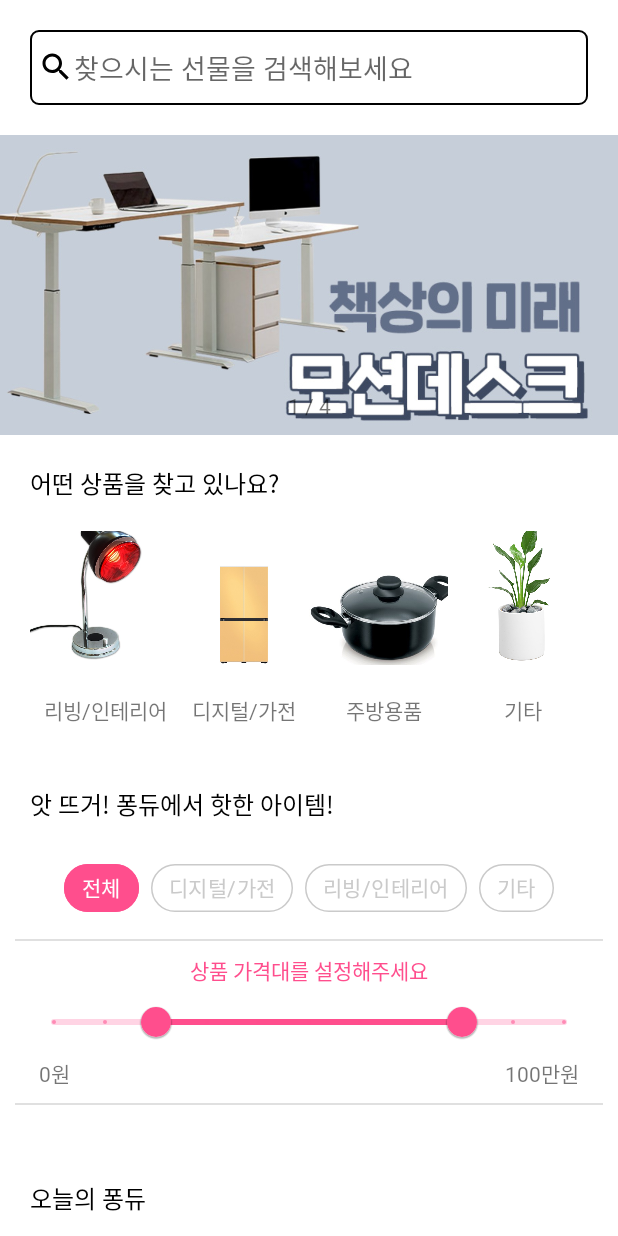
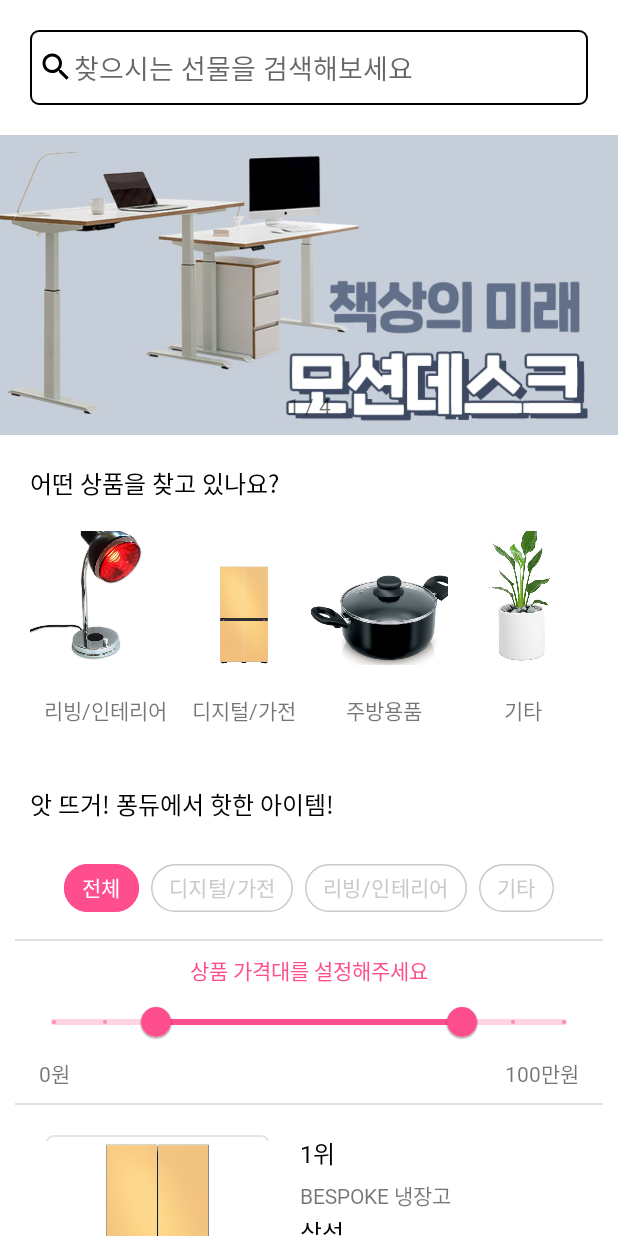
Before and after one commit to hojoJeong/Fondue, an Android app: the MainFragment screen opened directly, with no data from a screen before it, on a phone screen of 412 x 824 dp. Run offline under Robolectric (Android 15) with nearby library versions, the phone set to English and light mode, and no system bars; our stand-ins replace Dagger/Hilt's generated code, data binding; Roboto replaces fonts that are not available here.

Commit message:
feat: #3 랭킹 구현

```diff
--- /dev/null
+++ b/Android/FundYou/app/src/main/java/com/ssafy/fundyou/ProductItemAdapter.kt
@@ -0,0 +1,55 @@
+package com.ssafy.fundyou
+
+import android.view.LayoutInflater
+import android.view.View
+import android.view.ViewGroup
+import androidx.databinding.DataBindingUtil
+import androidx.recyclerview.widget.DiffUtil
+import androidx.recyclerview.widget.ListAdapter
+import androidx.recyclerview.widget.RecyclerView
+import com.ssafy.fundyou.databinding.ItemListProductBinding
+import com.ssafy.fundyou.domain.model.ProductItemlistModel
+import com.ssafy.fundyou.ui.MainFragment
+
+class ProductItemAdapter: ListAdapter<ProductItemlistModel, ProductItemAdapter.ProductItemViewHolder>(ProductDiffUtil()) {
+    class ProductItemViewHolder(val binding: ItemListProductBinding): RecyclerView.ViewHolder(binding.root){
+        fun bind(item: ProductItemlistModel, position: Int){
+            when(item.isFavorite){
+                true -> {
+                    binding.ivItemListProductFavorite.setImageResource(R.drawable.bg_favorite)
+                }
+                false -> {
+                    binding.ivItemListProductFavorite.setImageResource(R.drawable.bg_favorite_line)
+                }
+            }
+
+            with(binding){
+                tvItemListProductRanking.text = "${position+1}위"
+                this.product = item
+
+                if(!item.isAr){
+                    binding.btnItemListProductAr.visibility = View.GONE
+                }
+            }
+        }
+    }
+
+    override fun onCreateViewHolder(parent: ViewGroup, viewType: Int): ProductItemViewHolder {
+        val view = DataBindingUtil.inflate<ItemListProductBinding>(LayoutInflater.from(parent.context), R.layout.item_list_product, parent, false)
+        return ProductItemViewHolder(view)
+    }
+
+    override fun onBindViewHolder(holder: ProductItemViewHolder, position: Int) {
+        holder.bind(getItem(position), position)
+    }
+
+    class ProductDiffUtil : DiffUtil.ItemCallback<ProductItemlistModel>(){
+        override fun areItemsTheSame(oldItem: ProductItemlistModel, newItem: ProductItemlistModel): Boolean {
+            return oldItem.id == newItem.id
+        }
+
+        override fun areContentsTheSame(oldItem: ProductItemlistModel, newItem: ProductItemlistModel): Boolean {
+            return oldItem == newItem
+        }
+    }
+}
--- a/Android/FundYou/app/src/main/java/com/ssafy/fundyou/ui/MainFragment.kt
+++ b/Android/FundYou/app/src/main/java/com/ssafy/fundyou/ui/MainFragment.kt
@@ -14,13 +14,13 @@
 import androidx.databinding.DataBindingUtil
 import androidx.lifecycle.lifecycleScope
 import androidx.recyclerview.widget.GridLayoutManager
+import androidx.recyclerview.widget.LinearLayoutManager
+import androidx.recyclerview.widget.RecyclerView.LayoutManager
 import androidx.viewpager2.widget.ViewPager2
 import com.google.android.material.slider.RangeSlider
-import com.ssafy.fundyou.BannerAdapter
-import com.ssafy.fundyou.MainCategoryAdapter
-import com.ssafy.fundyou.MainCategoryModel
-import com.ssafy.fundyou.R
+import com.ssafy.fundyou.*
 import com.ssafy.fundyou.databinding.FragmentMainBinding
+import com.ssafy.fundyou.domain.model.ProductItemlistModel
 import kotlinx.coroutines.Job
 import kotlinx.coroutines.delay
 
@@ -28,6 +28,7 @@
     private lateinit var binding: FragmentMainBinding
     private val bannerImageList = mutableListOf<Int>()
     private val categoryList = mutableListOf<MainCategoryModel>()
+    private val rankingProductList = mutableListOf<ProductItemlistModel>()
     private var currentBannerPosition = 0
     private lateinit var job: Job
 
@@ -60,6 +61,7 @@
         initCategory()
         initRankCategory()
         initTitlePriceRange()
+        initRankingItem()
         initFloatingBtn()
     }
 
@@ -179,6 +181,24 @@
         })
     }
 
+    private fun initRankingItem(){
+        //임시 데이터 추가
+        rankingProductList.add(ProductItemlistModel(0, "100,000 원", "", "BESPOKE 냉장고", false, "삼성", true))
+        rankingProductList.add(ProductItemlistModel(1, "100,000 원", "", "BESPOKE 냉장고", true, "삼성", false))
+        rankingProductList.add(ProductItemlistModel(2, "100,000 원", "", "BESPOKE 냉장고", false, "삼성", false))
+        rankingProductList.add(ProductItemlistModel(3, "100,000 원", "", "BESPOKE 냉장고", true, "삼성", true))
+
+
+        val rankingItemAdapter = ProductItemAdapter()
+        rankingItemAdapter.submitList(rankingProductList)
+
+        with(binding.rvMainRank){
+            layoutManager = LinearLayoutManager(requireContext(), LinearLayoutManager.VERTICAL, false)
+            adapter = rankingItemAdapter
+        }
+
+    }
+
     private fun initFloatingBtn(){
         val scrollView = binding.svMain
         val scrollUpBtn = binding.btnMainScrollUp
@@ -213,7 +233,7 @@
     }
 }
 
-@BindingAdapter("setcategoryimage")
+@BindingAdapter("bindImage")
 fun bindImageFromRes(view: ImageView, drawable: Drawable) {
     view.setImageDrawable(drawable)
 }
--- a/Android/FundYou/app/src/main/res/drawable/bg_rect_gradient_white_roud10_stroke1.xml
+++ b/Android/FundYou/app/src/main/res/drawable/bg_rect_gradient_white_roud10_stroke1.xml
@@ -3,7 +3,7 @@
     <item>
         <shape android:shape="rectangle">
             <gradient
-                android:angle="1"
+                android:angle="270"
                 android:startColor="@color/franch_rose"
                 android:endColor="@color/blue_marguerite"
                 />
--- a/Android/FundYou/app/src/main/res/layout/item_list_product.xml
+++ b/Android/FundYou/app/src/main/res/layout/item_list_product.xml
@@ -1,75 +1,95 @@
 <?xml version="1.0" encoding="utf-8"?>
+<layout>
+
+    <data>
+        <variable
+            name="context"
+            type="com.ssafy.fundyou.ui.MainFragment" />
+        <variable
+            name="product"
+            type="com.ssafy.fundyou.domain.model.ProductItemlistModel" />
+    </data>
+
     <androidx.constraintlayout.widget.ConstraintLayout xmlns:android="http://schemas.android.com/apk/res/android"
+        xmlns:app="http://schemas.android.com/apk/res-auto"
+        xmlns:tools="http://schemas.android.com/tools"
         android:layout_width="match_parent"
         android:layout_height="wrap_content"
-    xmlns:app="http://schemas.android.com/apk/res-auto"
-    xmlns:tools="http://schemas.android.com/tools"
         android:padding="10dp">
 
         <ImageView
             android:id="@+id/iv_item_list_product"
             android:layout_width="150dp"
             android:layout_height="150dp"
-        app:layout_constraintStart_toStartOf="parent"
-        app:layout_constraintTop_toTopOf="parent"
             android:background="@drawable/bg_rect_whisper_white_round5_stroke1"
             android:padding="4dp"
-        tools:src="@drawable/bg_banner_ssafylogo3"/>
+            android:src="@drawable/bg_category_digital"
+            android:scaleType="centerCrop"
+            app:layout_constraintStart_toStartOf="parent"
+            app:layout_constraintTop_toTopOf="parent"/>
 
         <ImageView
             android:id="@+id/iv_item_list_product_favorite"
+            android:layout_width="20dp"
+            android:layout_height="20dp"
+            android:layout_margin="6dp"
+            android:scaleType="centerCrop"
+            android:src="@drawable/bg_favorite_line"
+            app:layout_constraintBottom_toBottomOf="@+id/iv_item_list_product"
+            app:layout_constraintEnd_toEndOf="@+id/iv_item_list_product" />
+
+        <TextView
+            android:id="@+id/tv_item_list_product_ranking"
+            style="@style/base_font_bold_16_black"
             android:layout_width="wrap_content"
             android:layout_height="wrap_content"
-        app:layout_constraintEnd_toEndOf="@+id/iv_item_list_product"
-        app:layout_constraintBottom_toBottomOf="@+id/iv_item_list_product"
-        android:src="@drawable/ic_favorite_border_24"
-        android:layout_margin="6dp"/>
+            android:layout_marginStart="20dp"
+            app:layout_constraintStart_toEndOf="@+id/iv_item_list_product"
+            app:layout_constraintTop_toTopOf="@+id/iv_item_list_product"
+            tools:text="1위" />
+
         <TextView
-        android:id="@+id/tv_item_list_product_ranking"
+            android:id="@+id/tv_item_list_product_brand"
+            style="@style/base_font_medium"
             android:layout_width="wrap_content"
             android:layout_height="wrap_content"
-        app:layout_constraintTop_toTopOf="@+id/iv_item_list_product"
-        app:layout_constraintStart_toEndOf="@+id/iv_item_list_product"
-        style="@style/base_font_bold_16_black"
-        android:layout_marginStart="20dp"
-        tools:text="1위"/>
+            android:layout_marginTop="6dp"
+            app:layout_constraintStart_toStartOf="@+id/tv_item_list_product_ranking"
+            app:layout_constraintTop_toBottomOf="@+id/tv_item_list_product_ranking"
+            android:text="@{product.name}"
+            tools:text="삼성" />
+
         <TextView
-        android:id="@+id/tv_item_list_product_brand"
+            android:id="@+id/tv_item_list_product_name"
+            style="@style/base_font_medium_16_black"
             android:layout_width="wrap_content"
             android:layout_height="wrap_content"
-        app:layout_constraintStart_toStartOf="@+id/tv_item_list_product_ranking"
-        app:layout_constraintTop_toBottomOf="@+id/tv_item_list_product_ranking"
-        style="@style/base_font_medium"
-        android:layout_marginTop="6dp"
-        tools:text="삼성"/>
-    <TextView
-        android:id="@+id/tv_item_list_product_name"
-        android:layout_width="wrap_content"
-        android:layout_height="wrap_content"
+            android:layout_marginTop="@dimen/margin_item_between_tv"
             app:layout_constraintStart_toStartOf="@+id/tv_item_list_product_ranking"
             app:layout_constraintTop_toBottomOf="@+id/tv_item_list_product_brand"
-        style="@style/base_font_medium_16_black"
-        android:layout_marginTop="@dimen/margin_item_between_tv"
-        tools:text="상품 이름"/>
+            android:text="@{product.brand}"
+            tools:text="상품 이름" />
 
         <TextView
             android:id="@+id/tv_item_list_product_price"
+            style="@style/base_font_bold_16_black"
             android:layout_width="wrap_content"
             android:layout_height="wrap_content"
+            android:layout_marginTop="@dimen/margin_item_between_tv"
             app:layout_constraintStart_toStartOf="@+id/tv_item_list_product_ranking"
             app:layout_constraintTop_toBottomOf="@+id/tv_item_list_product_name"
-        style="@style/base_font_bold_16_black"
-        android:layout_marginTop="@dimen/margin_item_between_tv"
-        tools:text="2,890,000원"/>
+            android:text="@{product.price}"
+            tools:text="2,890,000원" />
 
         <androidx.appcompat.widget.AppCompatButton
             android:id="@+id/btn_item_list_product_ar"
+            style="@style/base_font_medium"
             android:layout_width="50dp"
             android:layout_height="26dp"
-        app:layout_constraintEnd_toEndOf="parent"
-        app:layout_constraintBottom_toBottomOf="parent"
+            android:background="@drawable/bg_rect_gradient_white_roud10_stroke1"
             android:text="@string/title_AR_btn"
             android:textColor="@color/franch_rose"
-        style="@style/base_font_medium"
-        android:background="@drawable/bg_rect_gradient_white_roud10_stroke1"/>
+            app:layout_constraintBottom_toBottomOf="parent"
+            app:layout_constraintEnd_toEndOf="parent"/>
     </androidx.constraintlayout.widget.ConstraintLayout>
+</layout>
--- a/Android/FundYou/app/src/main/res/layout/item_main_category.xml
+++ b/Android/FundYou/app/src/main/res/layout/item_main_category.xml
@@ -22,7 +22,7 @@
             android:scaleType="fitEnd"
             app:layout_constraintBottom_toTopOf="@+id/tv_main_item_category"
             app:layout_constraintStart_toStartOf="parent"
-            app:setcategoryimage = "@{category.categoryImg}"
+            app:bindImage = "@{category.categoryImg}"
             tools:src="@drawable/bg_banner_ssafylogo3" />
 
         <TextView
--- a/Android/FundYou/domain/src/main/java/com/ssafy/fundyou/domain/model/ProductItemlistModel.kt
+++ b/Android/FundYou/domain/src/main/java/com/ssafy/fundyou/domain/model/ProductItemlistModel.kt
@@ -2,7 +2,7 @@
 
 data class ProductItemlistModel(
     val id: Long,
-    val price: Int,
+    val price: String,
     val img: String,
     val name: String,
     val isAr: Boolean,
```
Also changed, not shown: Android/FundYou/app/src/main/res/drawable-v24/bg_favorite.jpg (added), Android/FundYou/app/src/main/res/drawable-v24/bg_favorite_line.jpg (added). Lines whose indentation alone changed are shown as unchanged.
